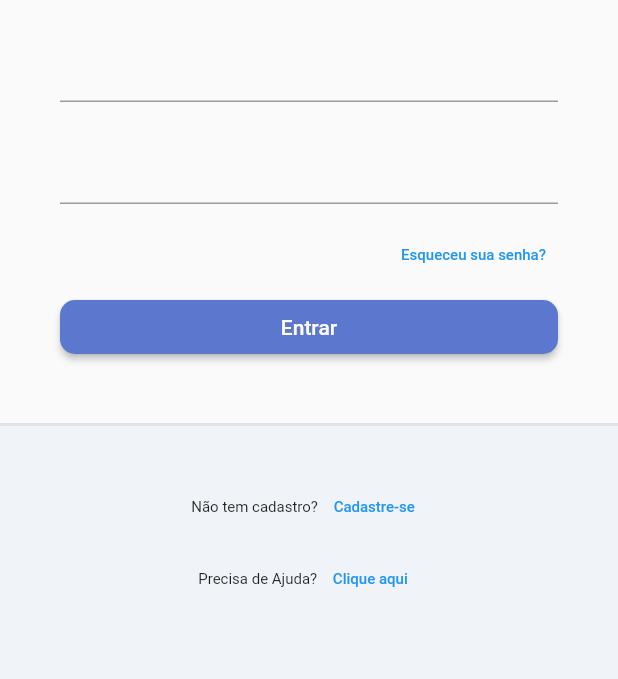
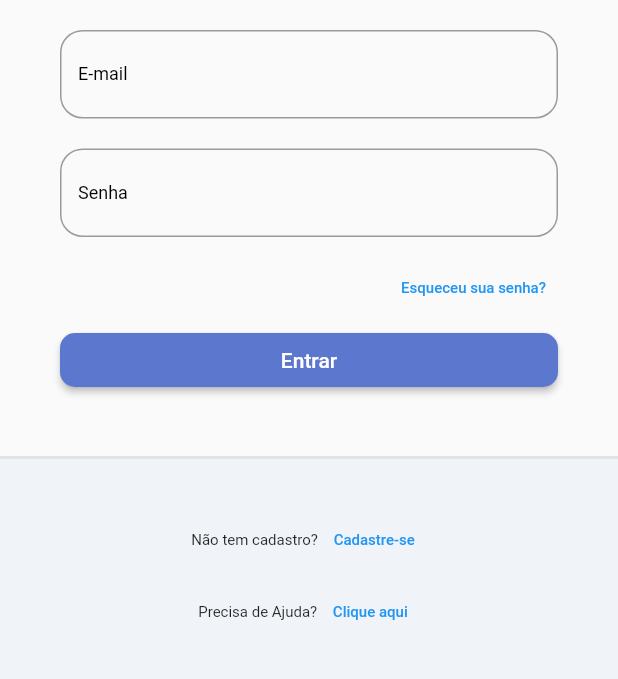
Before and after one commit to williamsestito/ProjetoMobile_Academy, a Flutter app: the screen it shows after launch, on a phone screen of 412 x 824 dp, the part 420-1099 px from its top. Run offline on Flutter 3.47's test engine with Material 2 defaults, Android fonts, the phone set to English and light mode, and no system bars; our stand-ins replace flutter_signin_button, google_fonts, sqflite, synchronized; accounts and stored records are empty; Roboto replaces fonts that are missing (Mandali).

Commit message:
feat: ajuste label inputText

```diff
--- /dev/null
+++ b/lib/app/core/ui/todo_list_icons.dart
@@ -0,0 +1,30 @@
+/// Flutter icons Todo_list_icons
+/// Copyright (C) 2023 by original authors @ fluttericon.com, fontello.com
+/// This font was generated by FlutterIcon.com, which is derived from Fontello.
+///
+/// To use this font, place it in your fonts/ directory and include the
+/// following in your pubspec.yaml
+///
+/// flutter:
+///   fonts:
+///    - family:  Todo_list_icons
+///      fonts:
+///       - asset: fonts/Todo_list_icons.ttf
+///
+///
+/// * Font Awesome 5, Copyright (C) 2016 by Dave Gandy
+///         Author:    Dave Gandy
+///         License:   SIL (https://github.com/FortAwesome/Font-Awesome/blob/master/LICENSE.txt)
+///         Homepage:  http://fortawesome.github.com/Font-Awesome/
+///
+import 'package:flutter/widgets.dart';
+
+class Todo_list_icons {
+  Todo_list_icons._();
+
+  static const _kFontFam = 'Todo_list_icons';
+  static const String? _kFontPkg = null;
+
+  static const IconData eye = IconData(0xf06e, fontFamily: _kFontFam, fontPackage: _kFontPkg);
+  static const IconData eye_slash = IconData(0xf070, fontFamily: _kFontFam, fontPackage: _kFontPkg);
+}
--- /dev/null
+++ b/lib/app/core/widget/todo_list_field.dart
@@ -0,0 +1,26 @@
+import 'package:flutter/material.dart';
+
+class TodoListField extends StatelessWidget {
+  final String label;
+
+  const TodoListField({Key? key,
+    required this.label
+   });
+
+   @override
+   Widget build(BuildContext context) {
+       return TextFormField(
+        decoration: InputDecoration(
+          labelText: label,
+          labelStyle: const TextStyle(fontSize: 12, color: Colors.black),
+          border: OutlineInputBorder(
+            borderRadius: BorderRadius.circular(15)
+          ),
+          errorBorder: OutlineInputBorder(
+            borderRadius: BorderRadius.circular(15),
+            borderSide: const BorderSide(color: Colors.red)
+          ),
+        ),
+       );
+  }
+}
--- a/lib/app/modules/auth/login/login_page.dart
+++ b/lib/app/modules/auth/login/login_page.dart
@@ -3,6 +3,7 @@ import 'package:flutter/rendering.dart';
 import 'package:flutter_signin_button/button_list.dart';
 import 'package:flutter_signin_button/button_view.dart';
 import 'package:provider/provider.dart';
+import 'package:todo_list_provider/app/core/widget/todo_list_field.dart';
 import 'package:todo_list_provider/app/core/widget/todo_list_logo.dart';
 import 'package:todo_list_provider/app/modules/auth/login/login_controller.dart';
 
@@ -32,9 +33,9 @@ class LoginPage extends StatelessWidget {
                             child: Form(
                               child: Column(
                                 children: [
-                                  TextFormField(),
+                                  const TodoListField(label: 'E-mail'),
                                   const SizedBox(height: 20,),
-                                  TextFormField(),
+                                  const TodoListField(label: 'Senha'),
                                   const SizedBox(height: 10,),
                                   Row(
                                     mainAxisAlignment: MainAxisAlignment.end,
```
Also changed, not shown: pubspec.yaml (+4 -4 lines), assets/fonts/Todo_list_icons.ttf (added), 5 other files.
